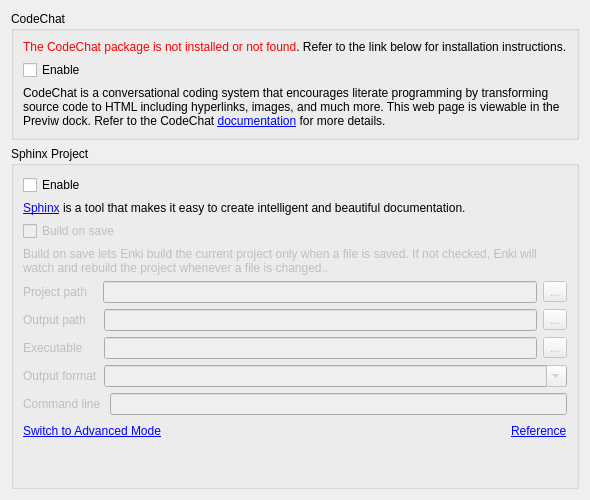
Old version of the form enki/plugins/preview/Settings.ui in the repository andreikop/enki.
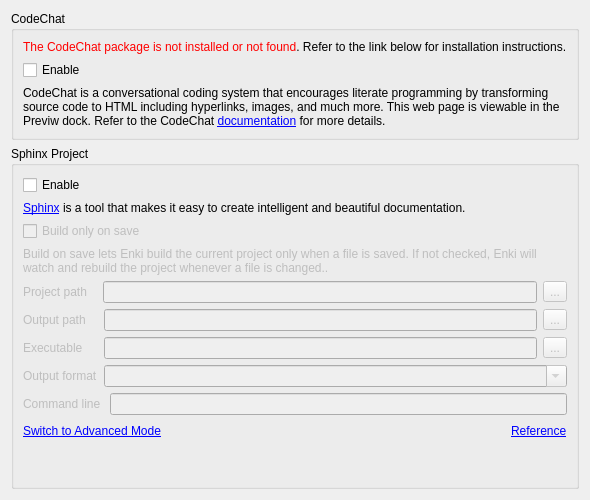
New version of the form.

Commit message: Fix: Reword build on save.

Patch:
```diff
--- a/enki/plugins/preview/Settings.ui
+++ b/enki/plugins/preview/Settings.ui
@@ -94,7 +94,7 @@
          <bool>false</bool>
         </property>
         <property name="text">
-         <string>Build on save</string>
+         <string>Build only on save</string>
         </property>
         <property name="checkable">
          <bool>true</bool>
```
